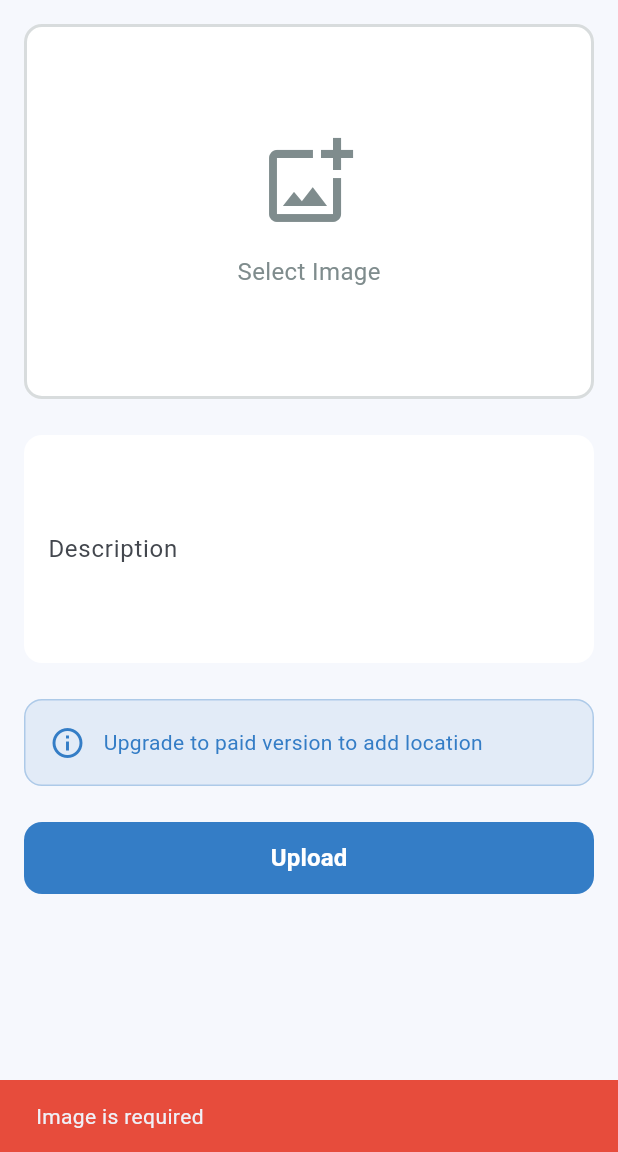
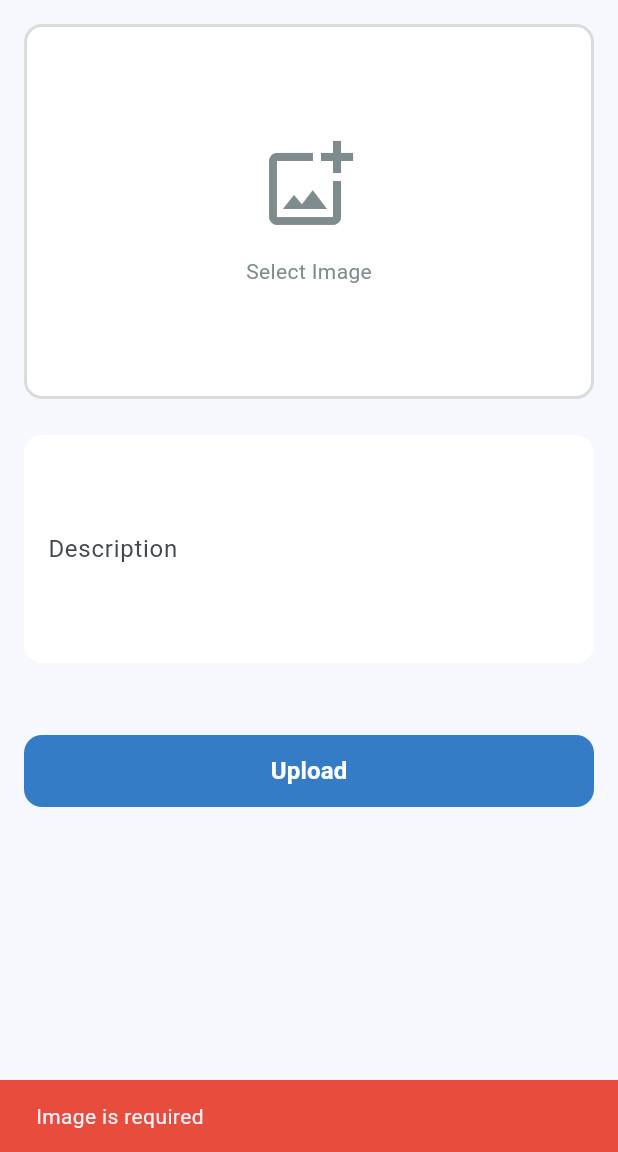
Before and after one commit to anggiimaulana/bekup-create-2025, a Flutter app: the AddStoryScreen screen opened directly with empty values, after a tap on "Upload", on a phone screen of 412 x 824 dp, the part 84-1236 px from its top. Run offline on Flutter 3.47's test engine with Material 3 defaults, Android fonts, the light colour scheme and no system bars; our stand-ins replace audioplayers, cached_network_image, camera, envied, firebase_core, flutter_markdown and 9 more; missing offline and left inert: app_settings, firebase_ml_model_downloader, google_ml_kit, google_mlkit_commons, google_mlkit_entity_extraction, tflite_flutter; accounts and stored records are empty; generated files the repository leaves out were written again; project files that could hold a hidden picture were left out.

Commit message:
Flutter Intermediate: Submission Akhir Aplikasi Story App v2

```diff
--- a/intermediate/story_app/lib/l10n/app_en.arb
+++ b/intermediate/story_app/lib/l10n/app_en.arb
@@ -35,5 +35,8 @@
   "welcomeBack": "Welcome Back",
   "createAccount": "Create Account",
   "selectImage": "Select Image",
-  "addLocationStory": "Upgrade to paid version to add location"
+  "addLocationStory": "Upgrade to paid version to add location",
+  "selectedLocation": "Location Selected",
+  "unselectedLocation": "Add Location (Optional)",
+  "tapToSelectedLocation": "Tap to select location"
 }
--- a/intermediate/story_app/lib/l10n/app_id.arb
+++ b/intermediate/story_app/lib/l10n/app_id.arb
@@ -35,5 +35,8 @@
   "welcomeBack": "Selamat Datang Kembali",
   "createAccount": "Buat Akun",
   "selectImage": "Pilih Gambar",
-  "addLocationStory": "Tingkatkan ke versi berbayar untuk menambahkan lokasi"
+  "addLocationStory": "Tingkatkan ke versi berbayar untuk menambahkan lokasi",
+  "selectedLocation": "Lokasi Dipilih",
+  "unselectedLocation": "Tambahkan Lokasi (Opsional)",
+  "tapToSelectedLocation": "Ketuk untuk memilih lokasi"
 }
--- a/intermediate/story_app/lib/l10n/app_localizations.dart
+++ b/intermediate/story_app/lib/l10n/app_localizations.dart
@@ -313,6 +313,24 @@ abstract class AppLocalizations {
   /// In en, this message translates to:
   /// **'Upgrade to paid version to add location'**
   String get addLocationStory;
+
+  /// No description provided for @selectedLocation.
+  ///
+  /// In en, this message translates to:
+  /// **'Location Selected'**
+  String get selectedLocation;
+
+  /// No description provided for @unselectedLocation.
+  ///
+  /// In en, this message translates to:
+  /// **'Add Location (Optional)'**
+  String get unselectedLocation;
+
+  /// No description provided for @tapToSelectedLocation.
+  ///
+  /// In en, this message translates to:
+  /// **'Tap to select location'**
+  String get tapToSelectedLocation;
 }
 
 class _AppLocalizationsDelegate
--- a/intermediate/story_app/lib/screens/add_story_screen.dart
+++ b/intermediate/story_app/lib/screens/add_story_screen.dart
@@ -1,24 +1,29 @@
 import 'dart:io';
+
 import 'package:flutter/material.dart';
 import 'package:image_picker/image_picker.dart';
 import 'package:provider/provider.dart';
 import 'package:google_maps_flutter/google_maps_flutter.dart';
+
 import 'package:story_app/providers/story_provider.dart';
+import 'package:story_app/providers/auth_provider.dart';
 import 'package:story_app/l10n/app_localizations.dart';
 import 'package:story_app/utils/constansts.dart';
 import 'package:story_app/widgets/button_widget.dart';
 import 'package:story_app/config/flavor_config.dart';
-import '../providers/auth_provider.dart';
-import 'map_picker_screen.dart';
 
 class AddStoryScreen extends StatefulWidget {
   final VoidCallback onStoryAdded;
   final VoidCallback onBack;
+  final VoidCallback onPickLocation;
+  final LatLng? selectedLocation;
 
   const AddStoryScreen({
     super.key,
     required this.onStoryAdded,
     required this.onBack,
+    required this.onPickLocation,
+    required this.selectedLocation,
   });
 
   @override
@@ -29,8 +34,8 @@ class _AddStoryScreenState extends State<AddStoryScreen> {
   final _formKey = GlobalKey<FormState>();
   final _descriptionController = TextEditingController();
   final _picker = ImagePicker();
+
   File? _imageFile;
-  LatLng? _selectedLocation;
 
   @override
   void dispose() {
@@ -53,14 +58,7 @@ class _AddStoryScreenState extends State<AddStoryScreen> {
         });
       }
     } catch (e) {
-      if (mounted) {
-        ScaffoldMessenger.of(context).showSnackBar(
-          SnackBar(
-            content: Text('Error: ${e.toString()}'),
-            backgroundColor: AppConstants.errorColor,
-          ),
-        );
-      }
+      _showError(e.toString());
     }
   }
 
@@ -79,14 +77,7 @@ class _AddStoryScreenState extends State<AddStoryScreen> {
         });
       }
     } catch (e) {
-      if (mounted) {
-        ScaffoldMessenger.of(context).showSnackBar(
-          SnackBar(
-            content: Text('Error: ${e.toString()}'),
-            backgroundColor: AppConstants.errorColor,
-          ),
-        );
-      }
+      _showError(e.toString());
     }
   }
 
@@ -96,13 +87,11 @@ class _AddStoryScreenState extends State<AddStoryScreen> {
     showModalBottomSheet(
       context: context,
       backgroundColor: Colors.transparent,
-      builder: (bottomSheetContext) => Container(
+      builder: (bottomSheetContext) {
+        return Container(
           decoration: const BoxDecoration(
             color: AppConstants.surfaceColor,
-          borderRadius: BorderRadius.only(
-            topLeft: Radius.circular(24),
-            topRight: Radius.circular(24),
-          ),
+            borderRadius: BorderRadius.vertical(top: Radius.circular(24)),
           ),
           child: SafeArea(
             child: Padding(
@@ -129,16 +118,9 @@ class _AddStoryScreenState extends State<AddStoryScreen> {
                   ),
                   const SizedBox(height: 24),
                   ListTile(
-                  leading: Container(
-                    padding: const EdgeInsets.all(8),
-                    decoration: BoxDecoration(
-                      color: AppConstants.backgroundColor,
-                      borderRadius: BorderRadius.circular(8),
-                    ),
-                    child: const Icon(
+                    leading: const Icon(
                       Icons.camera_alt_outlined,
                       color: AppConstants.primaryColor,
-                    ),
                     ),
                     title: Text(l10n.camera),
                     onTap: () {
@@ -147,16 +129,9 @@ class _AddStoryScreenState extends State<AddStoryScreen> {
                     },
                   ),
                   ListTile(
-                  leading: Container(
-                    padding: const EdgeInsets.all(8),
-                    decoration: BoxDecoration(
-                      color: AppConstants.backgroundColor,
-                      borderRadius: BorderRadius.circular(8),
-                    ),
-                    child: const Icon(
+                    leading: const Icon(
                       Icons.photo_library_outlined,
                       color: AppConstants.primaryColor,
-                    ),
                     ),
                     title: Text(l10n.gallery),
                     onTap: () {
@@ -164,40 +139,23 @@ class _AddStoryScreenState extends State<AddStoryScreen> {
                       _pickImageFromGallery();
                     },
                   ),
-                const SizedBox(height: 16),
                 ],
               ),
             ),
           ),
-      ),
         );
-  }
-
-  Future<void> _pickLocation() async {
-    final result = await Navigator.push<LatLng>(
-      context,
-      MaterialPageRoute(builder: (context) => const MapPickerScreen()),
+      },
     );
-
-    if (result != null) {
-      setState(() {
-        _selectedLocation = result;
-      });
-    }
   }
 
   Future<void> _handleUpload() async {
     if (_imageFile == null) {
-      ScaffoldMessenger.of(context).showSnackBar(
-        SnackBar(
-          content: Text(AppLocalizations.of(context)!.imageRequired),
-          backgroundColor: AppConstants.errorColor,
-        ),
-      );
+      _showError(AppLocalizations.of(context)!.imageRequired);
       return;
     }
 
-    if (_formKey.currentState!.validate()) {
+    if (!_formKey.currentState!.validate()) return;
+
     final authProvider = context.read<AuthProvider>();
     final storyProvider = context.read<StoryProvider>();
 
@@ -207,11 +165,13 @@ class _AddStoryScreenState extends State<AddStoryScreen> {
       authProvider.token!,
       _imageFile!,
       _descriptionController.text.trim(),
-        lat: _selectedLocation?.latitude,
-        lon: _selectedLocation?.longitude,
+      lat: widget.selectedLocation?.latitude,
+      lon: widget.selectedLocation?.longitude,
     );
 
-      if (success && mounted) {
+    if (!mounted) return;
+
+    if (success) {
       ScaffoldMessenger.of(context).showSnackBar(
         SnackBar(
           content: Text(AppLocalizations.of(context)!.uploadSuccess),
@@ -219,24 +179,29 @@ class _AddStoryScreenState extends State<AddStoryScreen> {
         ),
       );
       widget.onStoryAdded();
-      } else if (mounted) {
+    } else {
+      _showError(
+        storyProvider.errorMessage ??
+            AppLocalizations.of(context)!.uploadFailed,
+      );
+    }
+  }
+
+  void _showError(String message) {
+    if (!mounted) return;
     ScaffoldMessenger.of(context).showSnackBar(
       SnackBar(
-            content: Text(
-              storyProvider.errorMessage ??
-                  AppLocalizations.of(context)!.uploadFailed,
-            ),
+        content: Text(message),
         backgroundColor: AppConstants.errorColor,
       ),
     );
-      }
-    }
   }
 
   @override
   Widget build(BuildContext context) {
     final l10n = AppLocalizations.of(context)!;
     final canAddLocation = FlavorConfig.instance.canAddLocation;
+    final location = widget.selectedLocation;
 
     return Scaffold(
       backgroundColor: AppConstants.backgroundColor,
@@ -262,7 +227,7 @@ class _AddStoryScreenState extends State<AddStoryScreen> {
           child: Column(
             crossAxisAlignment: CrossAxisAlignment.stretch,
             children: [
-              // Image preview
+              // IMAGE
               GestureDetector(
                 onTap: _showImageSourceDialog,
                 child: Container(
@@ -275,7 +240,6 @@ class _AddStoryScreenState extends State<AddStoryScreen> {
                     border: Border.all(
                       color: AppConstants.textSecondaryColor.withOpacity(0.3),
                       width: 2,
-                      style: BorderStyle.solid,
                     ),
                   ),
                   child: _imageFile == null
@@ -292,7 +256,6 @@ class _AddStoryScreenState extends State<AddStoryScreen> {
                               l10n.selectImage,
                               style: const TextStyle(
                                 color: AppConstants.textSecondaryColor,
-                                fontSize: 16,
                               ),
                             ),
                           ],
@@ -305,15 +268,15 @@ class _AddStoryScreenState extends State<AddStoryScreen> {
                         ),
                 ),
               ),
+
               const SizedBox(height: 24),
 
-              // Description field
+              // DESCRIPTION
               TextFormField(
                 controller: _descriptionController,
                 maxLines: 5,
                 decoration: InputDecoration(
                   labelText: l10n.description,
-                  hintText: 'Tell us about this moment...',
                   filled: true,
                   fillColor: AppConstants.surfaceColor,
                   border: OutlineInputBorder(
@@ -322,115 +285,54 @@ class _AddStoryScreenState extends State<AddStoryScreen> {
                     ),
                     borderSide: BorderSide.none,
                   ),
-                  enabledBorder: OutlineInputBorder(
-                    borderRadius: BorderRadius.circular(
-                      AppConstants.borderRadius,
                 ),
-                    borderSide: BorderSide.none,
+                validator: (value) => value == null || value.isEmpty
+                    ? l10n.descriptionRequired
+                    : null,
               ),
-                  focusedBorder: OutlineInputBorder(
-                    borderRadius: BorderRadius.circular(
-                      AppConstants.borderRadius,
-                    ),
-                    borderSide: const BorderSide(
-                      color: AppConstants.primaryColor,
-                      width: 2,
-                    ),
-                  ),
-                  errorBorder: OutlineInputBorder(
-                    borderRadius: BorderRadius.circular(
-                      AppConstants.borderRadius,
-                    ),
-                    borderSide: const BorderSide(
-                      color: AppConstants.errorColor,
-                      width: 2,
-                    ),
-                  ),
-                ),
-                validator: (value) {
-                  if (value == null || value.isEmpty) {
-                    return l10n.descriptionRequired;
-                  }
-                  return null;
-                },
-              ),
+
               const SizedBox(height: 24),
 
-              // Location picker (only for paid version)
-              if (canAddLocation) ...[
-                Container(
-                  decoration: BoxDecoration(
-                    color: AppConstants.surfaceColor,
+              // LOCATION
+              if (canAddLocation)
+                ListTile(
+                  tileColor: AppConstants.surfaceColor,
+                  shape: RoundedRectangleBorder(
                     borderRadius: BorderRadius.circular(
                       AppConstants.borderRadius,
                     ),
                   ),
-                  child: ListTile(
                   leading: Icon(
-                      _selectedLocation != null
+                    location != null
                         ? Icons.location_on
                         : Icons.location_on_outlined,
                     color: AppConstants.primaryColor,
                   ),
                   title: Text(
-                      _selectedLocation != null
-                          ? 'Location Selected'
-                          : 'Add Location (Optional)',
-                      style: const TextStyle(fontWeight: FontWeight.w500),
+                    location != null
+                        ? l10n.selectedLocation
+                        : l10n.unselectedLocation,
                   ),
-                    subtitle: _selectedLocation != null
+                  subtitle: location != null
                       ? Text(
-                            'Lat: ${_selectedLocation!.latitude.toStringAsFixed(4)}, '
-                            'Lng: ${_selectedLocation!.longitude.toStringAsFixed(4)}',
+                          'Lat: ${location.latitude.toStringAsFixed(4)}, '
+                          'Lng: ${location.longitude.toStringAsFixed(4)}',
                           style: const TextStyle(fontSize: 12),
                         )
-                        : const Text('Tap to select location'),
+                      : Text(l10n.tapToSelectedLocation),
                   trailing: const Icon(Icons.arrow_forward_ios, size: 16),
-                    onTap: _pickLocation,
+                  onTap: widget.onPickLocation,
                 ),
-                ),
+
               const SizedBox(height: 24),
-              ] else ...[
-                Container(
-                  padding: const EdgeInsets.all(16),
-                  decoration: BoxDecoration(
-                    color: AppConstants.primaryColor.withOpacity(0.1),
-                    borderRadius: BorderRadius.circular(
-                      AppConstants.borderRadius,
-                    ),
-                    border: Border.all(
-                      color: AppConstants.primaryColor.withOpacity(0.3),
-                    ),
-                  ),
-                  child: Row(
-                    children: [
-                      Icon(
-                        Icons.info_outline,
-                        color: AppConstants.primaryColor,
-                      ),
-                      const SizedBox(width: 12),
-                      Expanded(
-                        child: Text(
-                          l10n.addLocationStory,
-                          style: TextStyle(
-                            color: AppConstants.primaryColor,
-                            fontWeight: FontWeight.w400,
-                          ),
-                        ),
-                      ),
-                    ],
-                  ),
-                ),
-                const SizedBox(height: 24),
-              ],
 
-              // Upload button
+              // UPLOAD
               Consumer<StoryProvider>(
-                builder: (context, storyProvider, _) {
+                builder: (_, storyProvider, __) {
                   return CustomButton(
                     text: l10n.upload,
+                    isLoading: storyProvider.state == StoryState.uploading,
                     onPressed: _handleUpload,
-                    isLoading: storyProvider.state == StoryState.uploading,
                   );
                 },
               ),
```
Also changed, not shown: intermediate/story_app/lib/l10n/app_localizations_en.dart (+9 -0 lines), intermediate/story_app/lib/l10n/app_localizations_id.dart (+9 -0 lines), intermediate/story_app/lib/routes/route_delegate.dart (+80 -43 lines), intermediate/story_app/lib/screens/map_picker_screen.dart (+40 -51 lines). Lines whose indentation alone changed are shown as unchanged.
